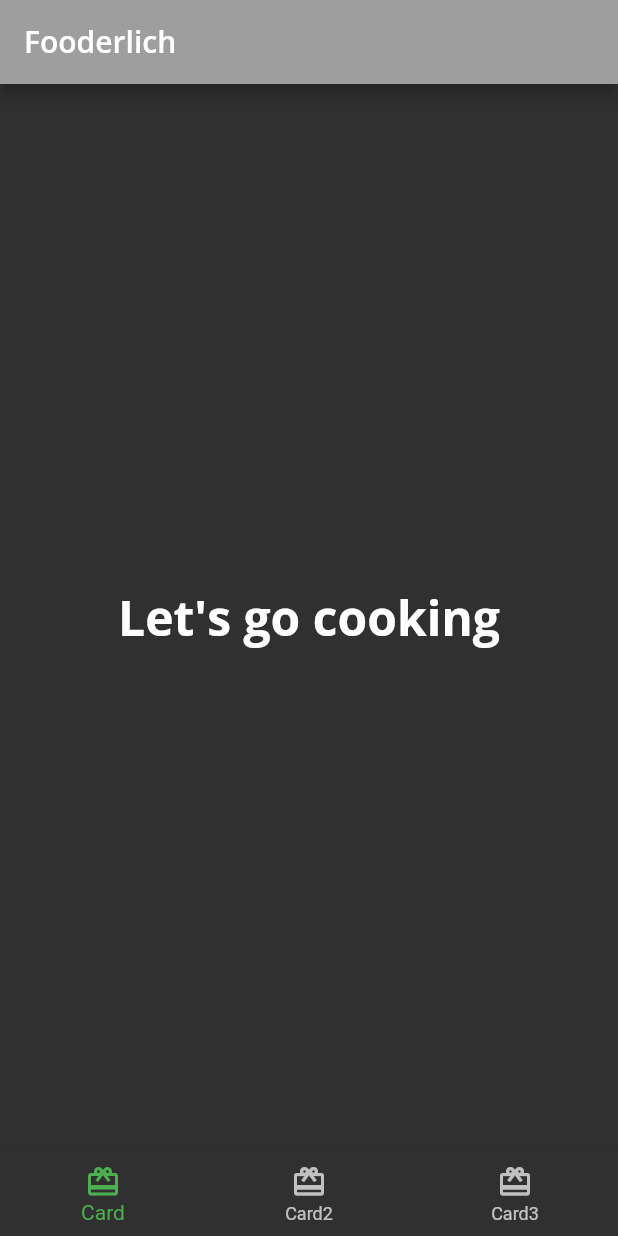
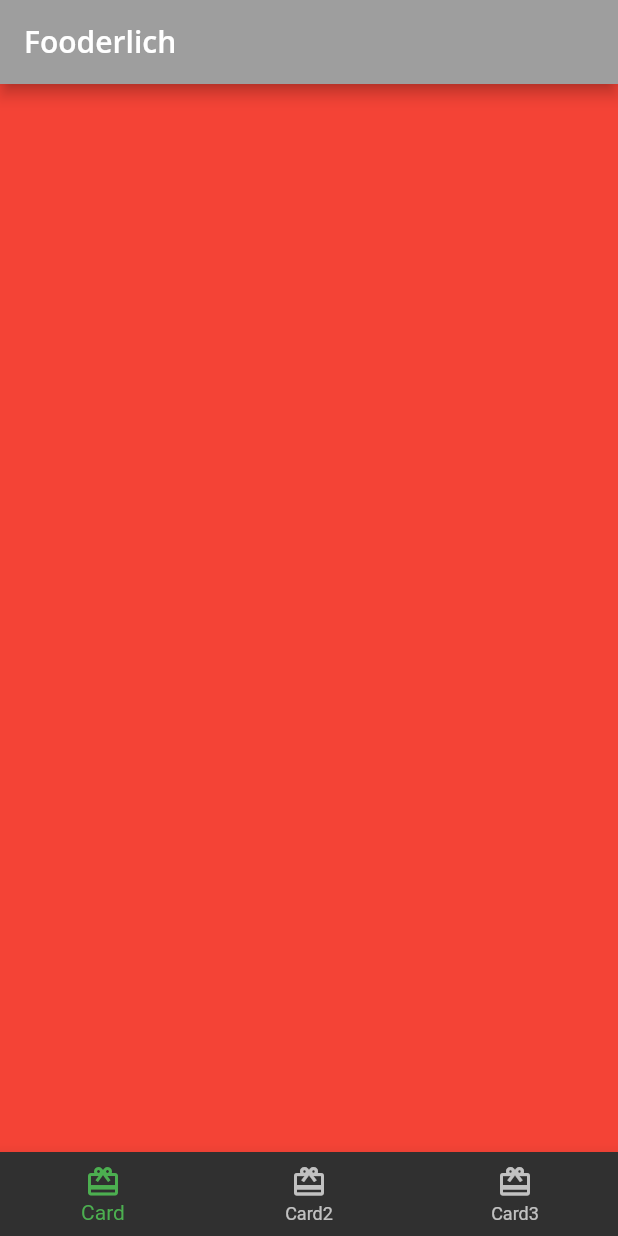
Before and after one commit to hramaroson/fooderlich, a Flutter app: the screen it shows after launch, on a phone screen of 412 x 824 dp. Run offline on Flutter 3.47's test engine with Material 2 defaults, Android fonts, the phone set to English and light mode, and no system bars; our stand-ins replace google_fonts.

Commit message:
Add pages and update bottomNavigationBar

```diff
--- a/lib/home.dart
+++ b/lib/home.dart
@@ -9,19 +9,27 @@ class Home extends StatefulWidget {
 }
 
 class HomeState extends State<Home> {
+  int _selectedItemIndex = 0;
 
+  static List<Widget> pages = [
+    Container(color: Colors.red,),
+    Container(color: Colors.blue),
+    Container(color: Colors.green)
+  ];
+
+  void _onItemTapped(int index){
+    setState(() {
+        _selectedItemIndex = index;
+    });
+  }
   @override
   Widget build(BuildContext context) {
      return Scaffold(
       appBar: AppBar(
         title: Text(widget.title),
       ),
-      body: Center(
-              child: Text(
-                "Let's go cooking",
-                style: Theme.of(context).textTheme.headline1
-              )
-            ),
+      body: pages[_selectedItemIndex],
+
       bottomNavigationBar: BottomNavigationBar(
         items: const [
           BottomNavigationBarItem(
@@ -37,6 +45,8 @@ class HomeState extends State<Home> {
             label: 'Card3'
           ),
         ],
+        onTap: _onItemTapped,
+        currentIndex: _selectedItemIndex,
       ),
     );
   }
```
